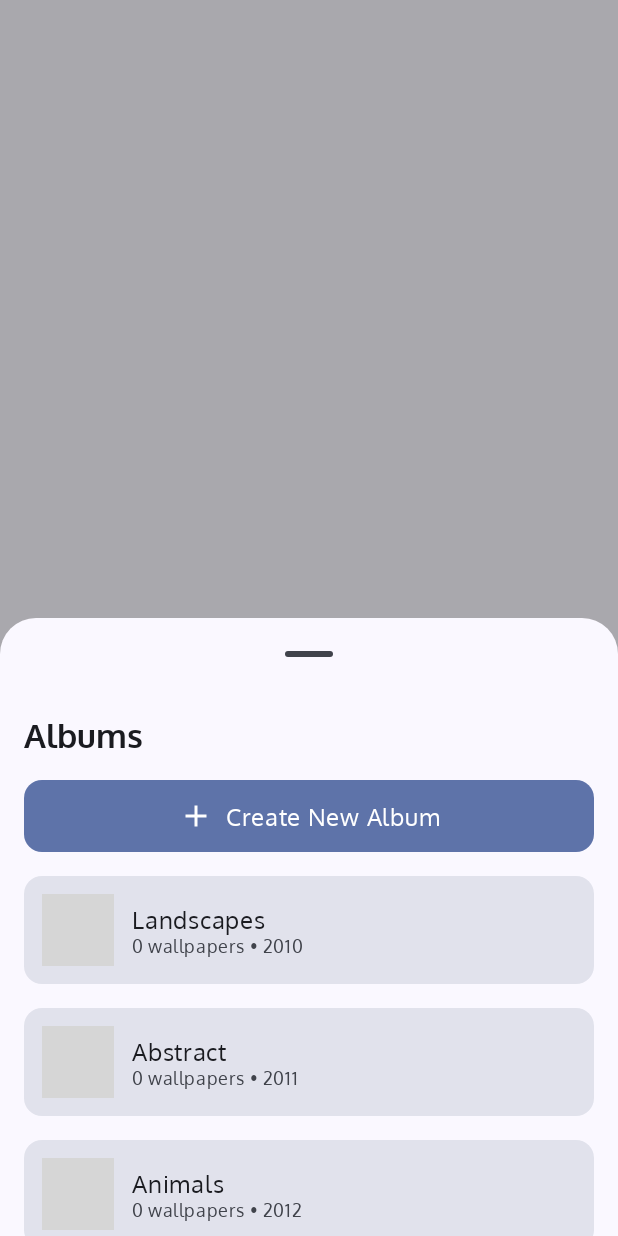
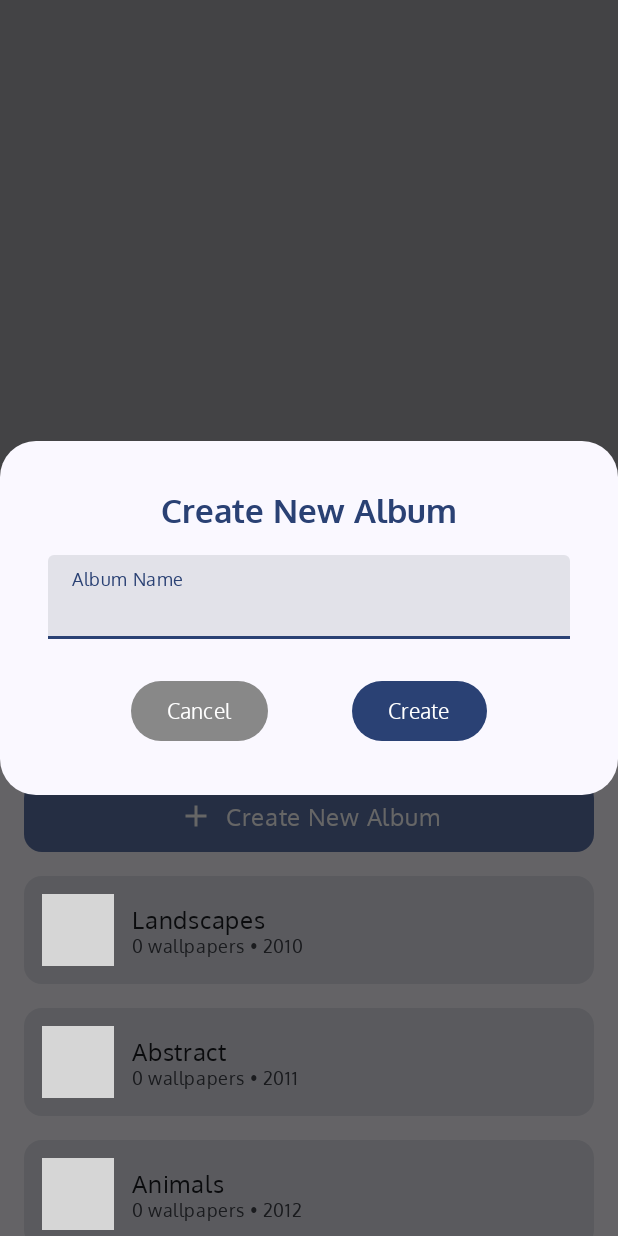
Before and after one commit to droidevs/WallPaper, an Android app built with Jetpack Compose: the composable AddWallpapersActionFlow called with sample values from the repository, after a tap on "Create New Album", on a phone screen of 412 x 824 dp. Run offline under Robolectric (Android 15) with nearby library versions, the phone set to English and light mode, and no system bars; grey boxes are pictures that could not be loaded.

Commit message:
add dialog to create an album

```diff
--- a/app/src/main/java/io/droidevs/wallpaper/ui/commons/AddWallpapersActionFlow.kt
+++ b/app/src/main/java/io/droidevs/wallpaper/ui/commons/AddWallpapersActionFlow.kt
@@ -49,7 +49,7 @@ import kotlinx.coroutines.launch
 fun AddWallpapersActionFlow(
     albums: List<Album>,
     onAlbumClick: (Album) -> Unit,
-    onCreateAlbumClick: () -> Unit
+    onCreateAlbum: (albumName: String) -> Unit
 ) {
     // State to manage FAB visibility
     val showFAB = remember { mutableStateOf(true) }
@@ -113,7 +113,7 @@ fun AddWallpapersActionFlow(
         },
         albums = albums,
         onAlbumClick = onAlbumClick,
-        onCreateAlbumClick = onCreateAlbumClick
+        onAlbumCreated = onCreateAlbum
     )
 }
 
@@ -159,7 +159,7 @@ fun AddWallpapersActionFlowPreview(
     AddWallpapersActionFlow(
         albums = props.albums,
         onAlbumClick = {},
-        onCreateAlbumClick = {},
+        onCreateAlbum = {},
     )
 }
 
--- a/app/src/main/java/io/droidevs/wallpaper/ui/commons/AlbumListBottomSheet.kt
+++ b/app/src/main/java/io/droidevs/wallpaper/ui/commons/AlbumListBottomSheet.kt
@@ -1,41 +1,64 @@
 package io.droidevs.wallpaper.ui.commons
 
 import androidx.compose.animation.animateContentSize
+import androidx.compose.animation.core.Animatable
+import androidx.compose.animation.core.Spring
+import androidx.compose.animation.core.spring
+import androidx.compose.animation.core.tween
 import androidx.compose.foundation.background
 import androidx.compose.foundation.clickable
 import androidx.compose.foundation.layout.Arrangement
+import androidx.compose.foundation.layout.Box
 import androidx.compose.foundation.layout.Column
 import androidx.compose.foundation.layout.Row
 import androidx.compose.foundation.layout.Spacer
 import androidx.compose.foundation.layout.fillMaxHeight
 import androidx.compose.foundation.layout.fillMaxWidth
+import androidx.compose.foundation.layout.height
 import androidx.compose.foundation.layout.padding
 import androidx.compose.foundation.layout.size
 import androidx.compose.foundation.layout.width
 import androidx.compose.foundation.lazy.LazyColumn
 import androidx.compose.foundation.shape.RoundedCornerShape
+import androidx.compose.foundation.text.KeyboardActions
+import androidx.compose.foundation.text.KeyboardOptions
 import androidx.compose.material.icons.Icons
 import androidx.compose.material.icons.filled.Add
 import androidx.compose.material.icons.filled.Check
+import androidx.compose.material3.Button
+import androidx.compose.material3.ButtonDefaults
 import androidx.compose.material3.ExperimentalMaterial3Api
 import androidx.compose.material3.Icon
 import androidx.compose.material3.MaterialTheme
 import androidx.compose.material3.ModalBottomSheet
 import androidx.compose.material3.SheetState
 import androidx.compose.material3.Text
+import androidx.compose.material3.TextField
 import androidx.compose.material3.rememberModalBottomSheetState
 import androidx.compose.runtime.Composable
+import androidx.compose.runtime.LaunchedEffect
 import androidx.compose.runtime.getValue
+import androidx.compose.runtime.mutableStateOf
+import androidx.compose.runtime.remember
 import androidx.compose.runtime.rememberCoroutineScope
 import androidx.compose.runtime.rememberUpdatedState
+import androidx.compose.runtime.setValue
 import androidx.compose.ui.Alignment
 import androidx.compose.ui.Modifier
 import androidx.compose.ui.draw.clip
+import androidx.compose.ui.focus.FocusRequester
+import androidx.compose.ui.focus.focusRequester
+import androidx.compose.ui.graphics.Color
+import androidx.compose.ui.graphics.graphicsLayer
 import androidx.compose.ui.layout.ContentScale
+import androidx.compose.ui.platform.LocalSoftwareKeyboardController
 import androidx.compose.ui.text.font.FontWeight
+import androidx.compose.ui.text.input.ImeAction
 import androidx.compose.ui.unit.dp
+import androidx.compose.ui.window.Dialog
 import coil3.compose.AsyncImage
 import io.droidevs.wallpaper.domain.Album
+import kotlinx.coroutines.delay
 
 /**
  * show when clicking the fab add wallpapers in the main screen
@@ -50,10 +73,19 @@ fun AlbumListBottomSheet(
     albums: List<Album>,
     selectedAlbum: Long = -1,
     onAlbumClick: (Album) -> Unit,
-    onCreateAlbumClick: () -> Unit
+    onAlbumCreated: (String) -> Unit
 ) {
-    val coroutineScope = rememberCoroutineScope()
-    val albumList by rememberUpdatedState(albums)
+    var showDialog by remember { mutableStateOf(false) }
+
+    if (showDialog) {
+        CreateAlbumDialog(
+            onDismissRequest = { showDialog = false },
+            onAlbumCreated = {
+                onAlbumCreated(it)
+                showDialog = false
+            }
+        )
+    }
 
     ModalBottomSheet(
         modifier = modifier,
@@ -79,15 +111,14 @@ fun AlbumListBottomSheet(
                 modifier = Modifier.fillMaxHeight(0.7f)
             ) {
                 item {
-                    CreateAlbumItem(onCreateAlbumClick)
+                    CreateAlbumItem { showDialog = true }
                 }
-                items(albumList.size) { albumIndex ->
-                    val album = albumList[albumIndex]
-                    val isSelected = album.id == selectedAlbum // Assuming `selectedAlbums` is a list of selected albums
+                items(albums.size) { albumIndex ->
+                    val album = albums[albumIndex]
+                    val isSelected = album.id == selectedAlbum
                     AlbumItem(album = album, isSelected = isSelected, onAlbumClick = onAlbumClick)
                 }
             }
-
         }
     }
 }
@@ -158,3 +189,79 @@ fun AlbumItem(album: Album, isSelected: Boolean, onAlbumClick: (Album) -> Unit)
         }
     }
 }
+
+@OptIn(ExperimentalMaterial3Api::class)
+@Composable
+fun CreateAlbumDialog(
+    onDismissRequest: () -> Unit,
+    onAlbumCreated: (String) -> Unit
+) {
+    var albumName by remember { mutableStateOf("") }
+    val animatedScale = remember { Animatable(0f) }
+    val animatedAlpha = remember { Animatable(0f) }
+    val focusRequester = remember { FocusRequester() }
+    val keyboardController = LocalSoftwareKeyboardController.current
+
+    LaunchedEffect(true) {
+        animatedScale.animateTo(1f, animationSpec = spring(dampingRatio = Spring.DampingRatioMediumBouncy))
+        animatedAlpha.animateTo(1f, animationSpec = tween(durationMillis = 500))
+        delay(300)
+        focusRequester.requestFocus()
+    }
+
+    Dialog(onDismissRequest = onDismissRequest) {
+        Box(
+            modifier = Modifier
+                .graphicsLayer(scaleX = animatedScale.value, scaleY = animatedScale.value, alpha = animatedAlpha.value)
+                .background(MaterialTheme.colorScheme.surface, shape = RoundedCornerShape(24.dp))
+                .padding(16.dp)
+        ) {
+            Column(
+                modifier = Modifier.padding(16.dp),
+                verticalArrangement = Arrangement.Center,
+                horizontalAlignment = Alignment.CenterHorizontally
+            ) {
+                Text(
+                    text = "Create New Album",
+                    style = MaterialTheme.typography.titleLarge,
+                    fontWeight = FontWeight.Bold,
+                    color = MaterialTheme.colorScheme.primary
+                )
+                Spacer(modifier = Modifier.height(16.dp))
+                TextField(
+                    value = albumName,
+                    onValueChange = { albumName = it },
+                    label = { Text("Album Name") },
+                    modifier = Modifier
+                        .fillMaxWidth()
+                        .focusRequester(focusRequester),
+                    keyboardOptions = KeyboardOptions(imeAction = ImeAction.Done),
+                    keyboardActions = KeyboardActions(
+                        onDone = {
+                            if (albumName.isNotBlank()) {
+                                onAlbumCreated(albumName.trim())
+                                keyboardController?.hide()
+                            }
+                        }
+                    )
+                )
+                Spacer(modifier = Modifier.height(24.dp))
+                Row(
+                    modifier = Modifier.fillMaxWidth(),
+                    horizontalArrangement = Arrangement.SpaceEvenly
+                ) {
+                    Button(onClick = onDismissRequest, colors = ButtonDefaults.buttonColors(containerColor = Color.Gray)) {
+                        Text("Cancel")
+                    }
+                    Button(onClick = {
+                        if (albumName.isNotBlank()) {
+                            onAlbumCreated(albumName.trim())
+                        }
+                    }) {
+                        Text("Create")
+                    }
+                }
+            }
+        }
+    }
+}
```
